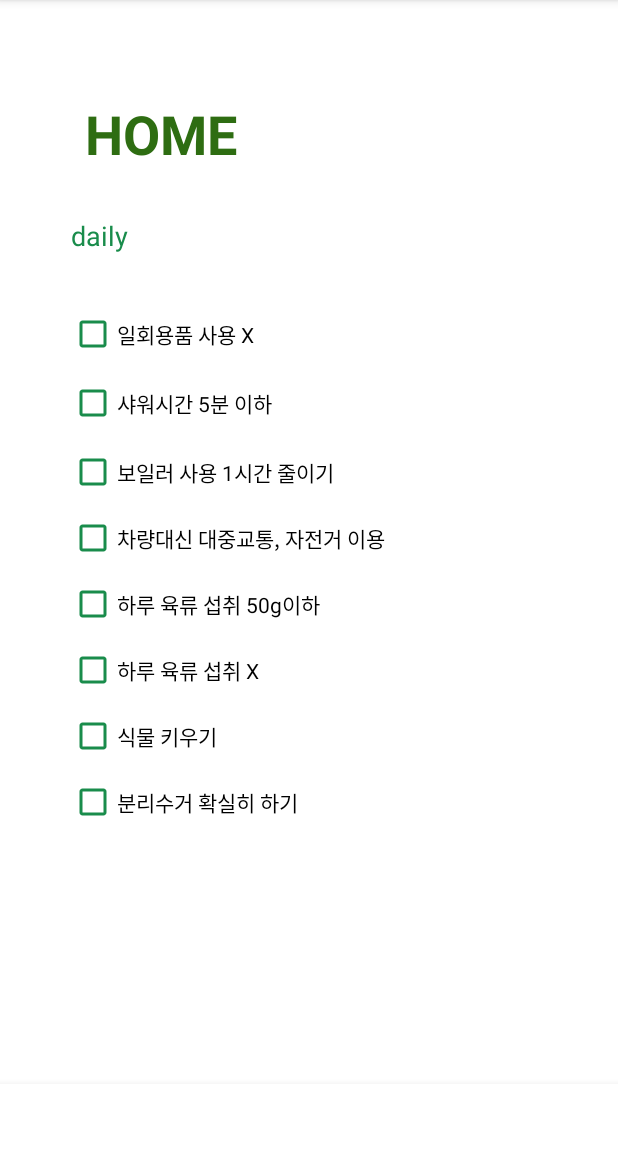
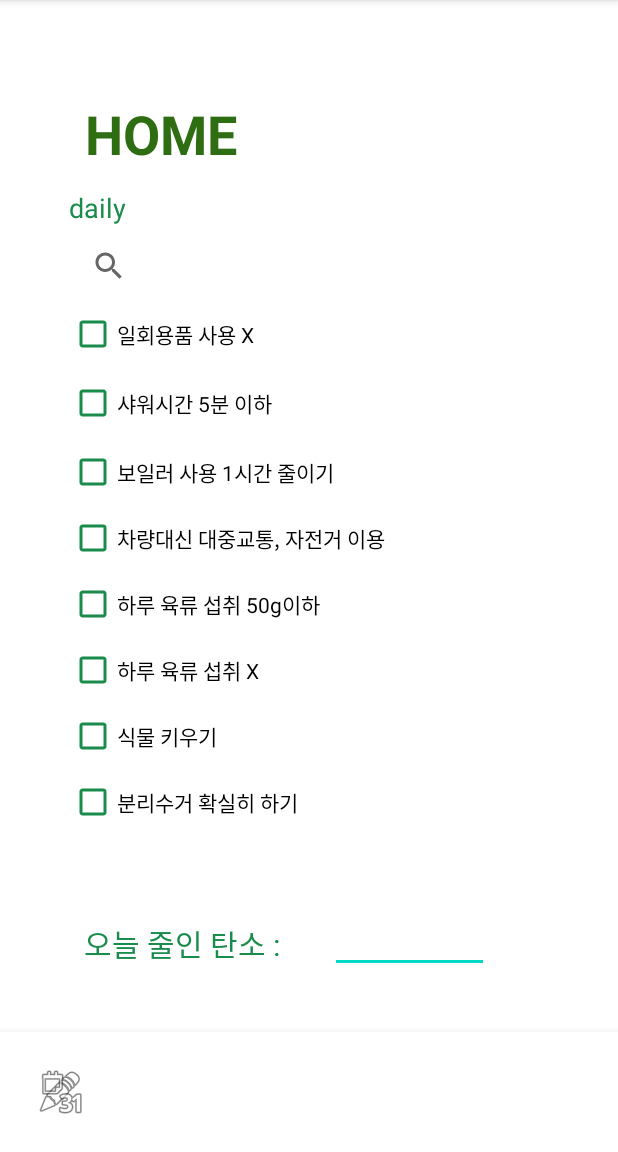
Before and after one commit to sunginkweon/ecoco, an Android app: the screen it shows after launch (MainActivity), on a phone screen of 412 x 824 dp, the part 84-1236 px from its top. Run offline under Robolectric (Android 15) with nearby library versions, the phone set to English and light mode, and no system bars.

Commit message:
ecoco 바꿈

```diff
--- /dev/null
+++ b/app/src/main/res/drawable/ic_home.xml
@@ -0,0 +1,4 @@
+<?xml version="1.0" encoding="utf-8"?>
+<selector xmlns:android="http://schemas.android.com/apk/res/android">
+
+</selector>
--- a/app/src/main/res/layout/activity_main.xml
+++ b/app/src/main/res/layout/activity_main.xml
@@ -34,9 +34,10 @@
         android:visibility="visible"
         app:layout_constraintBottom_toTopOf="@+id/scrollView2"
         app:layout_constraintEnd_toEndOf="parent"
+        app:layout_constraintHorizontal_bias="0.489"
         app:layout_constraintStart_toStartOf="parent"
         app:layout_constraintTop_toTopOf="parent"
-        app:layout_constraintVertical_bias="0.843"
+        app:layout_constraintVertical_bias="0.732"
         tools:visibility="visible" />
 
     <ScrollView
@@ -124,12 +125,64 @@
         </LinearLayout>
     </ScrollView>
 
+    <TextView
+        android:id="@+id/textView4"
+        android:layout_width="wrap_content"
+        android:layout_height="wrap_content"
+        android:text="@string/오늘"
+        android:textColor="@color/green"
+        android:textSize="20sp"
+        app:layout_constraintBottom_toBottomOf="parent"
+        app:layout_constraintEnd_toEndOf="parent"
+        app:layout_constraintHorizontal_bias="0.2"
+        app:layout_constraintStart_toStartOf="parent"
+        app:layout_constraintTop_toBottomOf="@+id/scrollView2"
+        app:layout_constraintVertical_bias="0.322" />
+
+    <EditText
+        android:id="@+id/editTextNumber"
+        android:layout_width="106dp"
+        android:layout_height="45dp"
+        android:layout_marginTop="48dp"
+        android:autofillHints=""
+        android:ems="10"
+        android:inputType="number"
+        android:textColor="@color/green"
+        app:layout_constraintEnd_toEndOf="parent"
+        app:layout_constraintHorizontal_bias="0.718"
+        app:layout_constraintStart_toStartOf="parent"
+        app:layout_constraintTop_toBottomOf="@+id/scrollView2" />
+
+    <SearchView
+        android:layout_width="315dp"
+        android:layout_height="26dp"
+        android:layout_marginTop="164dp"
+        app:layout_constraintEnd_toEndOf="parent"
+        app:layout_constraintStart_toStartOf="parent"
+        app:layout_constraintTop_toTopOf="parent" />
+
     <com.google.android.material.bottomnavigation.BottomNavigationView
         android:layout_width="0dp"
-        android:layout_height="45dp"
+        android:layout_height="80dp"
         app:layout_constraintBottom_toBottomOf="parent"
         app:layout_constraintEnd_toEndOf="parent"
-        app:layout_constraintHorizontal_bias="1.0"
-        app:layout_constraintStart_toStartOf="parent" />
+        app:layout_constraintStart_toStartOf="parent">
+
+        <ImageButton
+            android:id="@+id/imageButton4"
+            android:layout_width="80dp"
+            android:layout_height="80dp"
+            android:background="#00FFFFFF"
+            android:contentDescription="@string/todo"
+            app:srcCompat="@android:drawable/ic_menu_edit" />
+
+        <ImageButton
+            android:id="@+id/imageButton5"
+            android:layout_width="80dp"
+            android:layout_height="80dp"
+            android:background="#00FFFFFF"
+            android:contentDescription="@string/todo"
+            app:srcCompat="@android:drawable/ic_menu_month" />
+    </com.google.android.material.bottomnavigation.BottomNavigationView>
 
 </androidx.constraintlayout.widget.ConstraintLayout>
--- a/app/src/main/res/values/strings.xml
+++ b/app/src/main/res/values/strings.xml
@@ -13,4 +13,7 @@
     <string name="용기">장볼때 용기내기</string>
     <string name="button">Button</string>
     <string name="calendar">calendar</string>
+    <string name="g_co2">오늘 총 g Co2를 줄였습니다</string>
+    <string name="오늘">오늘 줄인 탄소 :</string>
+    <string name="todo">TODO</string>
 </resources>
```
